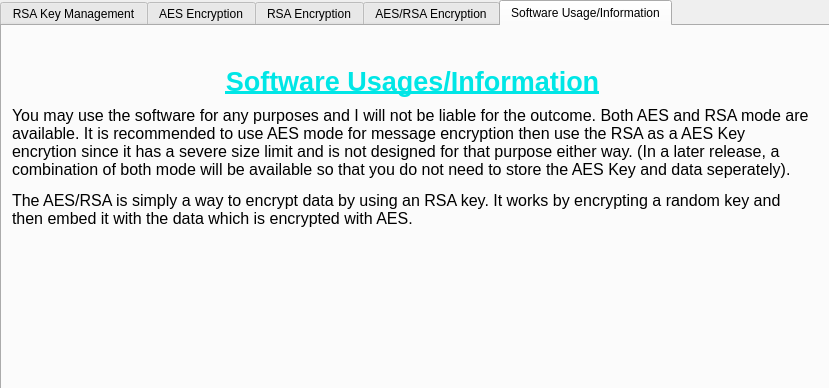
Qt form src/TextSecure-QT/mainwindow.ui (zhiyan114/SecureMessage) before a commit; both pictures show x 0 to 829 and y 0 to 388 of the 829 by 623 pixel window.
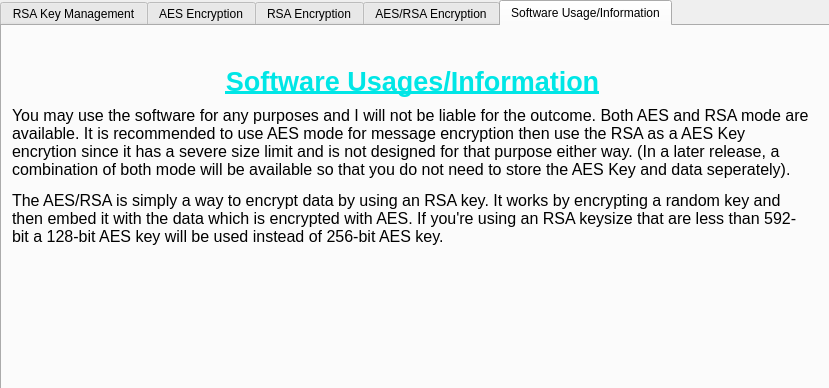
The same form after that commit. The open tabs and pages were chosen to show the change.

Commit message: AES/RSA Mode now support minimum RSA Keysize

```diff
--- a/src/TextSecure-QT/mainwindow.ui
+++ b/src/TextSecure-QT/mainwindow.ui
@@ -784,7 +784,7 @@
        </font>
       </property>
       <property name="text">
-       <string>&lt;html&gt;&lt;head/&gt;&lt;body&gt;&lt;p&gt;You may use the software for any purposes and I will not be liable for the outcome. Both AES and RSA mode are available. It is recommended to use AES mode for message encryption then use the RSA as a AES Key encrytion since it has a severe size limit and is not designed for that purpose either way. (In a later release, a combination of both mode will be available so that you do not need to store the AES Key and data seperately).&lt;/p&gt;&lt;p&gt;The AES/RSA is simply a way to encrypt data by using an RSA key. It works by encrypting a random key and then embed it with the data which is encrypted with AES.&lt;/p&gt;&lt;/body&gt;&lt;/html&gt;</string>
+       <string>&lt;html&gt;&lt;head/&gt;&lt;body&gt;&lt;p&gt;You may use the software for any purposes and I will not be liable for the outcome. Both AES and RSA mode are available. It is recommended to use AES mode for message encryption then use the RSA as a AES Key encrytion since it has a severe size limit and is not designed for that purpose either way. (In a later release, a combination of both mode will be available so that you do not need to store the AES Key and data seperately).&lt;/p&gt;&lt;p&gt;The AES/RSA is simply a way to encrypt data by using an RSA key. It works by encrypting a random key and then embed it with the data which is encrypted with AES. If you're using an RSA keysize that are less than 592-bit a 128-bit AES key will be used instead of 256-bit AES key.&lt;/p&gt;&lt;/body&gt;&lt;/html&gt;</string>
       </property>
       <property name="scaledContents">
        <bool>true</bool>
```
The commit also changes 1 other file.
